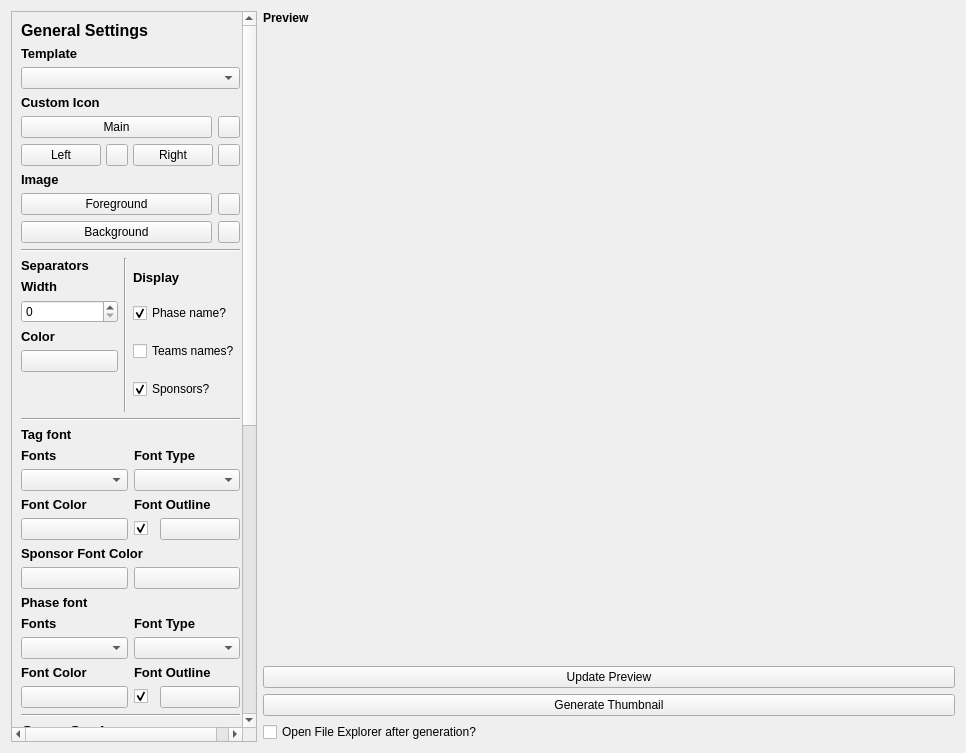
This is src/layout/TSHThumbnailSettings.ui in yuya-tagu/Autona as Qt 5 draws it before an edit. The edited form follows.
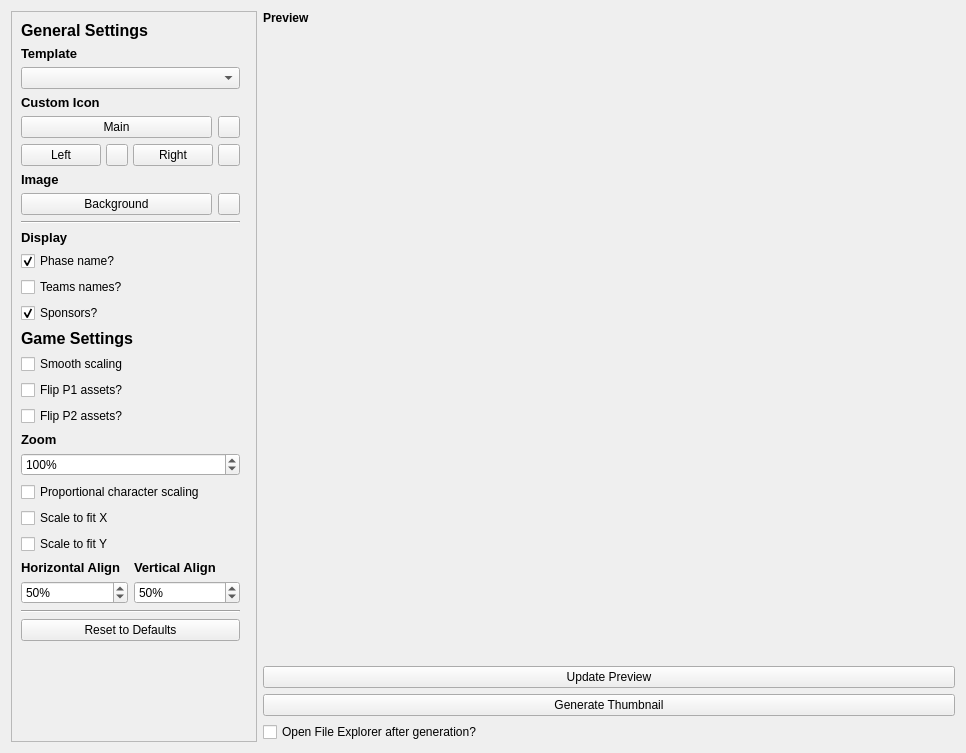
This is the edited form.

Diff of the .ui file:
```diff
--- a/src/layout/TSHThumbnailSettings.ui
+++ b/src/layout/TSHThumbnailSettings.ui
@@ -236,41 +236,6 @@
                </property>
               </widget>
              </item>
-             <item>
-              <layout class="QHBoxLayout" name="horizontalLayout_11">
-               <item>
-                <widget class="QPushButton" name="customForeground">
-                 <property name="text">
-                  <string>Foreground</string>
-                 </property>
-                </widget>
-               </item>
-               <item>
-                <widget class="QPushButton" name="customForegroundReset">
-                 <property name="sizePolicy">
-                  <sizepolicy hsizetype="Fixed" vsizetype="Fixed">
-                   <horstretch>0</horstretch>
-                   <verstretch>0</verstretch>
-                  </sizepolicy>
-                 </property>
-                 <property name="minimumSize">
-                  <size>
-                   <width>22</width>
-                   <height>22</height>
-                  </size>
-                 </property>
-                 <property name="font">
-                  <font>
-                   <pointsize>1</pointsize>
-                  </font>
-                 </property>
-                 <property name="text">
-                  <string/>
-                 </property>
-                </widget>
-               </item>
-              </layout>
-             </item>
              <item>
               <layout class="QHBoxLayout" name="horizontalLayout_14">
                <item>
@@ -318,509 +283,59 @@
           </widget>
          </item>
          <item>
-          <layout class="QHBoxLayout" name="horizontalLayout_5">
-           <property name="leftMargin">
-            <number>0</number>
-           </property>
-           <property name="rightMargin">
-            <number>0</number>
-           </property>
+          <layout class="QVBoxLayout" name="verticalLayout_9">
            <item>
-            <layout class="QVBoxLayout" name="verticalLayout_11">
-             <item>
-              <widget class="QLabel" name="label_12">
-               <property name="sizePolicy">
-                <sizepolicy hsizetype="Preferred" vsizetype="Maximum">
-                 <horstretch>0</horstretch>
-                 <verstretch>0</verstretch>
-                </sizepolicy>
-               </property>
-               <property name="font">
-                <font>
-                 <pointsize>10</pointsize>
-                 <weight>75</weight>
-                 <bold>true</bold>
-                </font>
-               </property>
-               <property name="text">
-                <string>Separators</string>
-               </property>
-              </widget>
-             </item>
-             <item>
-              <widget class="QLabel" name="label_9">
-               <property name="sizePolicy">
-                <sizepolicy hsizetype="Preferred" vsizetype="Maximum">
-                 <horstretch>0</horstretch>
-                 <verstretch>0</verstretch>
-                </sizepolicy>
-               </property>
-               <property name="font">
-                <font>
-                 <pointsize>10</pointsize>
-                 <weight>75</weight>
-                 <bold>true</bold>
-                </font>
-               </property>
-               <property name="text">
-                <string>Width</string>
-               </property>
-              </widget>
-             </item>
-             <item>
-              <widget class="QSpinBox" name="widthSpacer"/>
-             </item>
-             <item>
-              <widget class="QLabel" name="label_10">
-               <property name="sizePolicy">
-                <sizepolicy hsizetype="Preferred" vsizetype="Maximum">
-                 <horstretch>0</horstretch>
-                 <verstretch>0</verstretch>
-                </sizepolicy>
-               </property>
-               <property name="font">
-                <font>
-                 <pointsize>10</pointsize>
-                 <weight>75</weight>
-                 <bold>true</bold>
-                </font>
-               </property>
-               <property name="text">
-                <string>Color</string>
-               </property>
-              </widget>
-             </item>
-             <item>
-              <widget class="QPushButton" name="colorSpacer">
-               <property name="sizePolicy">
-                <sizepolicy hsizetype="Minimum" vsizetype="Maximum">
-                 <horstretch>0</horstretch>
-                 <verstretch>0</verstretch>
-                </sizepolicy>
-               </property>
-               <property name="text">
-                <string/>
-               </property>
-              </widget>
-             </item>
-             <item>
-              <spacer name="verticalSpacer_2">
-               <property name="orientation">
-                <enum>Qt::Vertical</enum>
-               </property>
-               <property name="sizeHint" stdset="0">
-                <size>
-                 <width>20</width>
-                 <height>40</height>
-                </size>
-               </property>
-              </spacer>
-             </item>
-            </layout>
-           </item>
-           <item>
-            <widget class="Line" name="line_4">
-             <property name="orientation">
-              <enum>Qt::Vertical</enum>
+            <widget class="QLabel" name="label_13">
+             <property name="sizePolicy">
+              <sizepolicy hsizetype="Preferred" vsizetype="Maximum">
+               <horstretch>0</horstretch>
+               <verstretch>0</verstretch>
+              </sizepolicy>
              </property>
+             <property name="font">
+              <font>
+               <pointsize>10</pointsize>
+               <weight>75</weight>
+               <bold>true</bold>
+              </font>
+             </property>
+             <property name="text">
+              <string>Display</string>
+             </property>
             </widget>
            </item>
            <item>
-            <layout class="QVBoxLayout" name="verticalLayout_9">
-             <property name="rightMargin">
-              <number>0</number>
+            <widget class="QCheckBox" name="phaseNameCheck">
+             <property name="text">
+              <string>Phase name?</string>
              </property>
-             <item>
-              <widget class="QLabel" name="label_13">
-               <property name="sizePolicy">
-                <sizepolicy hsizetype="Preferred" vsizetype="Maximum">
-                 <horstretch>0</horstretch>
-                 <verstretch>0</verstretch>
-                </sizepolicy>
-               </property>
-               <property name="font">
-                <font>
-                 <pointsize>10</pointsize>
-                 <weight>75</weight>
-                 <bold>true</bold>
-                </font>
-               </property>
-               <property name="text">
-                <string>Display</string>
-               </property>
-              </widget>
-             </item>
-             <item>
-              <widget class="QCheckBox" name="phaseNameCheck">
-               <property name="text">
-                <string>Phase name?</string>
-               </property>
-               <property name="checked">
-                <bool>true</bool>
-               </property>
-              </widget>
-             </item>
-             <item>
-              <widget class="QCheckBox" name="teamNameCheck">
-               <property name="text">
-                <string>Teams names?</string>
-               </property>
-               <property name="checked">
-                <bool>false</bool>
-               </property>
-              </widget>
-             </item>
-             <item>
-              <widget class="QCheckBox" name="sponsorCheck">
-               <property name="text">
-                <string>Sponsors?</string>
-               </property>
-               <property name="checked">
-                <bool>true</bool>
-               </property>
-              </widget>
-             </item>
-            </layout>
+             <property name="checked">
+              <bool>true</bool>
+             </property>
+            </widget>
            </item>
-          </layout>
-         </item>
-         <item>
-          <widget class="Line" name="line_3">
-           <property name="orientation">
-            <enum>Qt::Horizontal</enum>
-           </property>
-          </widget>
-         </item>
-         <item>
-          <widget class="QLabel" name="label_7">
-           <property name="font">
-            <font>
-             <pointsize>10</pointsize>
-             <weight>75</weight>
-             <bold>true</bold>
-            </font>
-           </property>
-           <property name="text">
-            <string>Tag font</string>
-           </property>
-          </widget>
-         </item>
-         <item>
-          <layout class="QHBoxLayout" name="horizontalLayout_2" stretch="0,0">
-           <property name="bottomMargin">
-            <number>0</number>
-           </property>
            <item>
-            <layout class="QVBoxLayout" name="verticalLayout_3">
-             <item>
-              <widget class="QLabel" name="label_3">
-               <property name="font">
-                <font>
-                 <pointsize>10</pointsize>
-                 <weight>75</weight>
-                 <bold>true</bold>
-                </font>
-               </property>
-               <property name="text">
-                <string>Fonts</string>
-               </property>
-              </widget>
-             </item>
-             <item>
-              <widget class="QComboBox" name="comboBoxFont"/>
-             </item>
-            </layout>
-           </item>
-           <item>
-            <layout class="QVBoxLayout" name="verticalLayout_2">
-             <property name="bottomMargin">
-              <number>0</number>
+            <widget class="QCheckBox" name="teamNameCheck">
+             <property name="text">
+              <string>Teams names?</string>
              </property>
-             <item>
-              <widget class="QLabel" name="label_4">
-               <property name="font">
-                <font>
-                 <pointsize>10</pointsize>
-                 <weight>75</weight>
-                 <bold>true</bold>
-                </font>
-               </property>
-               <property name="text">
-                <string>Font Type</string>
-               </property>
-              </widget>
-             </item>
-             <item>
-              <widget class="QComboBox" name="comboBoxFontType"/>
-             </item>
-            </layout>
+             <property name="checked">
+              <bool>false</bool>
+             </property>
+            </widget>
            </item>
-          </layout>
-         </item>
-         <item>
-          <layout class="QHBoxLayout" name="horizontalLayout_9">
            <item>
-            <layout class="QVBoxLayout" name="verticalLayoutPlayerFontColor">
-             <item>
-              <widget class="QLabel" name="labelPlayerFontColor">
-               <property name="font">
-                <font>
-                 <pointsize>10</pointsize>
-                 <weight>75</weight>
-                 <bold>true</bold>
-                </font>
-               </property>
-               <property name="text">
-                <string>Font Color</string>
-               </property>
-              </widget>
-             </item>
-             <item>
-              <widget class="QPushButton" name="colorPlayerFontColor">
-               <property name="text">
-                <string/>
-               </property>
-              </widget>
-             </item>
-            </layout>
-           </item>
-           <item>
-            <layout class="QVBoxLayout" name="verticalLayoutPlayerFontOutline">
-             <item>
-              <widget class="QLabel" name="labelFontColor">
-               <property name="font">
-                <font>
-                 <pointsize>10</pointsize>
-                 <weight>75</weight>
-                 <bold>true</bold>
-                </font>
-               </property>
-               <property name="text">
-                <string>Font Outline</string>
-               </property>
-              </widget>
-             </item>
-             <item>
-              <layout class="QHBoxLayout" name="horizontalLayoutPlayerFontOutline">
-               <item>
-                <widget class="QCheckBox" name="enablePlayerOutline">
-                 <property name="maximumSize">
-                  <size>
-                   <width>20</width>
-                   <height>16777215</height>
-                  </size>
-                 </property>
-                 <property name="checkable">
-                  <bool>true</bool>
-                 </property>
-                 <property name="checked">
-                  <bool>true</bool>
-                 </property>
-                </widget>
-               </item>
-               <item>
-                <widget class="QPushButton" name="colorPlayerOutline">
-                 <property name="text">
-                  <string/>
-                 </property>
-                </widget>
-               </item>
-              </layout>
-             </item>
-            </layout>
-           </item>
-          </layout>
-         </item>
-         <item>
-          <layout class="QHBoxLayout" name="horizontalLayout_6">
-           <item>
-            <layout class="QVBoxLayout" name="verticalLayout_14">
-             <item>
-              <widget class="QLabel" name="labelSponsorFontColor">
-               <property name="font">
-                <font>
-                 <pointsize>10</pointsize>
-                 <weight>75</weight>
-                 <bold>true</bold>
-                </font>
-               </property>
-               <property name="text">
-                <string>Sponsor Font Color</string>
-               </property>
-              </widget>
-             </item>
-             <item>
-              <layout class="QHBoxLayout" name="horizontalLayout_7">
-               <item>
-                <widget class="QPushButton" name="sponsorFontColor1">
-                 <property name="text">
-                  <string/>
-                 </property>
-                </widget>
-               </item>
-               <item>
-                <widget class="QPushButton" name="sponsorFontColor2">
-                 <property name="text">
-                  <string/>
-                 </property>
-                </widget>
-               </item>
-              </layout>
-             </item>
-            </layout>
-           </item>
-          </layout>
-         </item>
-         <item>
-          <widget class="QLabel" name="label_8">
-           <property name="font">
-            <font>
-             <pointsize>10</pointsize>
-             <weight>75</weight>
-             <bold>true</bold>
-            </font>
-           </property>
-           <property name="text">
-            <string>Phase font</string>
-           </property>
-          </widget>
-         </item>
-         <item>
-          <layout class="QHBoxLayout" name="horizontalLayout_3" stretch="0,0">
-           <property name="bottomMargin">
-            <number>0</number>
-           </property>
-           <item>
-            <layout class="QVBoxLayout" name="verticalLayout_4">
-             <item>
-              <widget class="QLabel" name="label_5">
-               <property name="font">
-                <font>
-                 <pointsize>10</pointsize>
-                 <weight>75</weight>
-                 <bold>true</bold>
-                </font>
-               </property>
-               <property name="text">
-                <string>Fonts</string>
-               </property>
-              </widget>
-             </item>
-             <item>
-              <widget class="QComboBox" name="comboBoxFontPhase"/>
-             </item>
-            </layout>
-           </item>
-           <item>
-            <layout class="QVBoxLayout" name="verticalLayout_5">
-             <property name="bottomMargin">
-              <number>0</number>
+            <widget class="QCheckBox" name="sponsorCheck">
+             <property name="text">
+              <string>Sponsors?</string>
              </property>
-             <item>
-              <widget class="QLabel" name="label_6">
-               <property name="font">
-                <font>
-                 <pointsize>10</pointsize>
-                 <weight>75</weight>
-                 <bold>true</bold>
-                </font>
-               </property>
-               <property name="text">
-                <string>Font Type</string>
-               </property>
-              </widget>
-             </item>
-             <item>
-              <widget class="QComboBox" name="comboBoxFontTypePhase"/>
-             </item>
-            </layout>
+             <property name="checked">
+              <bool>true</bool>
+             </property>
+            </widget>
            </item>
           </layout>
          </item>
-         <item>
-          <layout class="QHBoxLayout" name="horizontalLayout_10">
-           <item>
-            <layout class="QVBoxLayout" name="verticalLayoutPlayerFontColor_2">
-             <item>
-              <widget class="QLabel" name="labelPhaseFontColor">
-               <property name="font">
-                <font>
-                 <pointsize>10</pointsize>
-                 <weight>75</weight>
-                 <bold>true</bold>
-                </font>
-               </property>
-               <property name="text">
-                <string>Font Color</string>
-               </property>
-              </widget>
-             </item>
-             <item>
-              <widget class="QPushButton" name="colorPhaseFontColor">
-               <property name="text">
-                <string/>
-               </property>
-              </widget>
-             </item>
-            </layout>
-           </item>
-           <item>
-            <layout class="QVBoxLayout" name="verticalLayoutPlayerFontOutline_2">
-             <item>
-              <widget class="QLabel" name="labelFontColor_2">
-               <property name="font">
-                <font>
-                 <pointsize>10</pointsize>
-                 <weight>75</weight>
-                 <bold>true</bold>
-                </font>
-               </property>
-               <property name="text">
-                <string>Font Outline</string>
-               </property>
-              </widget>
-             </item>
-             <item>
-              <layout class="QHBoxLayout" name="horizontalLayoutPlayerFontOutline_2">
-               <item>
-                <widget class="QCheckBox" name="enablePhaseOutline">
-                 <property name="maximumSize">
-                  <size>
-                   <width>20</width>
-                   <height>16777215</height>
-                  </size>
-                 </property>
-                 <property name="text">
-                  <string/>
-                 </property>
-                 <property name="checkable">
-                  <bool>true</bool>
-                 </property>
-                 <property name="checked">
-                  <bool>true</bool>
-                 </property>
-                </widget>
-               </item>
-               <item>
-                <widget class="QPushButton" name="colorPhaseOutline">
-                 <property name="text">
-                  <string/>
-                 </property>
-                </widget>
-               </item>
-              </layout>
-             </item>
-            </layout>
-           </item>
-          </layout>
-         </item>
-         <item>
-          <widget class="Line" name="line_4">
-           <property name="orientation">
-            <enum>Qt::Horizontal</enum>
-           </property>
-          </widget>
-         </item>
          <item>
           <widget class="QLabel" name="label_19">
            <property name="font">
@@ -835,47 +350,6 @@
            </property>
           </widget>
          </item>
-         <item>
-          <widget class="QLabel" name="label_asset">
-           <property name="font">
-            <font>
-             <weight>75</weight>
-             <bold>true</bold>
-            </font>
-           </property>
-           <property name="text">
-            <string>(No game selected)</string>
-           </property>
-          </widget>
-         </item>
-         <item>
-          <widget class="QLabel" name="label_9">
-           <property name="font">
-            <font>
-             <pointsize>10</pointsize>
-             <weight>75</weight>
-             <bold>true</bold>
-            </font>
-           </property>
-           <property name="text">
-            <string>Asset Pack</string>
-           </property>
-          </widget>
-         </item>
-         <item>
-          <layout class="QHBoxLayout" name="horizontalLayout_3" stretch="0">
-           <property name="bottomMargin">
-            <number>0</number>
-           </property>
-           <item>
-            <layout class="QVBoxLayout" name="verticalLayout_4">
-             <item>
-              <widget class="QComboBox" name="comboBoxAsset"/>
-             </item>
-            </layout>
-           </item>
-          </layout>
-         </item>
          <item>
           <widget class="QCheckBox" name="smoothScaling">
            <property name="text">
@@ -1043,68 +517,6 @@
            </item>
           </layout>
          </item>
-         <item>
-          <widget class="QCheckBox" name="flipSeparators">
-           <property name="text">
-            <string>Invert separator orientation</string>
-           </property>
-          </widget>
-         </item>
-         <item>
-          <widget class="QCheckBox" name="hideSeparators">
-           <property name="text">
-            <string>Hide separators between characters</string>
-           </property>
-          </widget>
-         </item>
-         <item>
-          <widget class="QGroupBox" name="noSeparatorOptions">
-           <layout class="QHBoxLayout" name="noSeparatorOptionsLayout">
-            <item>
-             <layout class="QVBoxLayout" name="verticalLayout_18">
-              <item>
-               <widget class="QLabel" name="label_20">
-                <property name="text">
-                 <string>Distance</string>
-                </property>
-               </widget>
-              </item>
-              <item>
-               <widget class="QSpinBox" name="noSeparatorDistance">
-                <property name="suffix">
-                 <string>%</string>
-                </property>
-                <property name="maximum">
-                 <number>100</number>
-                </property>
-               </widget>
-              </item>
-             </layout>
-            </item>
-            <item>
-             <layout class="QVBoxLayout" name="verticalLayout_19">
-              <item>
-               <widget class="QLabel" name="label_21">
-                <property name="text">
-                 <string>Angle</string>
-                </property>
-               </widget>
-              </item>
-              <item>
-               <widget class="QSpinBox" name="noSeparatorAngle">
-                <property name="suffix">
-                 <string>º</string>
-                </property>
-                <property name="maximum">
-                 <number>360</number>
-                </property>
-               </widget>
-              </item>
-             </layout>
-            </item>
-           </layout>
-          </widget>
-         </item>
          <item>
           <widget class="Line" name="line_5">
            <property name="orientation">
```
